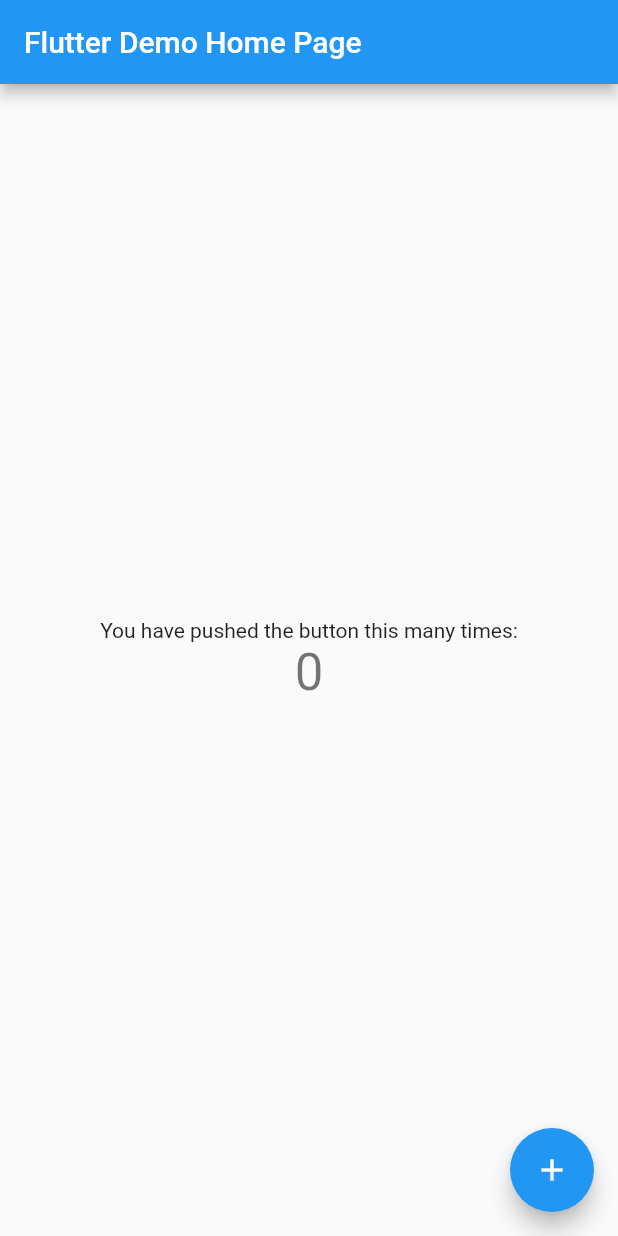
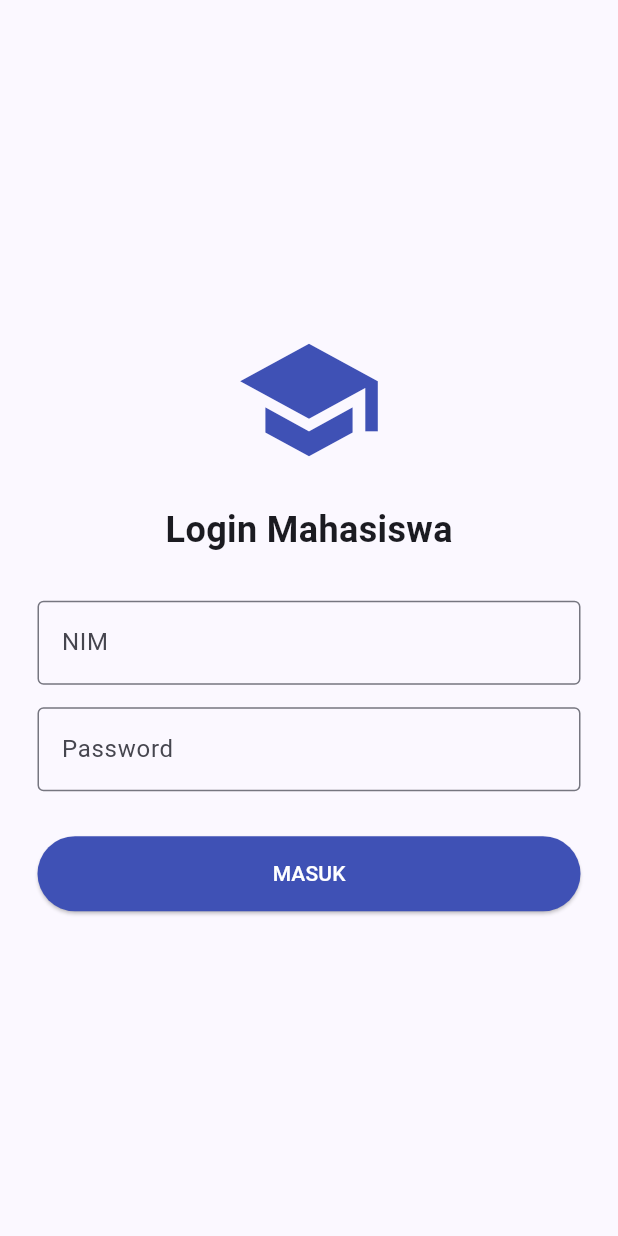
Before and after one commit to nurdindwii/uts-pemprograman-mobile, a Flutter app: the screen it shows after launch, on a phone screen of 412 x 824 dp. Run offline on Flutter 3.47's test engine with Material 2 defaults, Android fonts, the phone set to English and light mode, and no system bars.

Commit message:
Memperbaiki koneksi repo dan widget test

```diff
--- a/lib/main.dart
+++ b/lib/main.dart
@@ -1,115 +1,190 @@
 import 'package:flutter/material.dart';
 
-void main() {
-  runApp(const MyApp());
-}
+void main() => runApp(const AplikasiUTS());
 
-class MyApp extends StatelessWidget {
-  const MyApp({super.key});
+class AplikasiUTS extends StatelessWidget {
+  const AplikasiUTS({super.key});
 
-  // This widget is the root of your application.
   @override
   Widget build(BuildContext context) {
     return MaterialApp(
-      title: 'Flutter Demo',
+      debugShowCheckedModeBanner: false,
+      title: 'Presensi Mahasiswa',
       theme: ThemeData(
-        // This is the theme of your application.
-        //
-        // Try running your application with "flutter run". You'll see the
-        // application has a blue toolbar. Then, without quitting the app, try
-        // changing the primarySwatch below to Colors.green and then invoke
-        // "hot reload" (press "r" in the console where you ran "flutter run",
-        // or simply save your changes to "hot reload" in a Flutter IDE).
-        // Notice that the counter didn't reset back to zero; the application
-        // is not restarted.
-        primarySwatch: Colors.blue,
+        colorScheme: ColorScheme.fromSeed(seedColor: Colors.indigo),
+        useMaterial3: true,
       ),
-      home: const MyHomePage(title: 'Flutter Demo Home Page'),
+      home: const HalamanLogin(),
     );
   }
 }
 
-class MyHomePage extends StatefulWidget {
-  const MyHomePage({super.key, required this.title});
-
-  // This widget is the home page of your application. It is stateful, meaning
-  // that it has a State object (defined below) that contains fields that affect
-  // how it looks.
-
-  // This class is the configuration for the state. It holds the values (in this
-  // case the title) provided by the parent (in this case the App widget) and
-  // used by the build method of the State. Fields in a Widget subclass are
-  // always marked "final".
-
-  final String title;
+// --- HALAMAN LOGIN ---
+class HalamanLogin extends StatefulWidget {
+  const HalamanLogin({super.key});
 
   @override
-  State<MyHomePage> createState() => _MyHomePageState();
+  State<HalamanLogin> createState() => _HalamanLoginState();
 }
 
-class _MyHomePageState extends State<MyHomePage> {
-  int _counter = 0;
+class _HalamanLoginState extends State<HalamanLogin> {
+  final _nimController = TextEditingController();
+  final _passController = TextEditingController();
 
-  void _incrementCounter() {
-    setState(() {
-      // This call to setState tells the Flutter framework that something has
-      // changed in this State, which causes it to rerun the build method below
-      // so that the display can reflect the updated values. If we changed
-      // _counter without calling setState(), then the build method would not be
-      // called again, and so nothing would appear to happen.
-      _counter++;
-    });
+  void _login() {
+    // Logika login sederhana untuk UTS
+    if (_nimController.text.isNotEmpty && _passController.text.isNotEmpty) {
+      Navigator.pushReplacement(
+        context,
+        MaterialPageRoute(builder: (context) => const HalamanPresensi()),
+      );
+    } else {
+      ScaffoldMessenger.of(context).showSnackBar(
+        const SnackBar(content: Text("Harap isi NIM dan Password")),
+      );
+    }
   }
 
   @override
   Widget build(BuildContext context) {
-    // This method is rerun every time setState is called, for instance as done
-    // by the _incrementCounter method above.
-    //
-    // The Flutter framework has been optimized to make rerunning build methods
-    // fast, so that you can just rebuild anything that needs updating rather
-    // than having to individually change instances of widgets.
     return Scaffold(
-      appBar: AppBar(
-        // Here we take the value from the MyHomePage object that was created by
-        // the App.build method, and use it to set our appbar title.
-        title: Text(widget.title),
-      ),
-      body: Center(
-        // Center is a layout widget. It takes a single child and positions it
-        // in the middle of the parent.
+      body: Padding(
+        padding: const EdgeInsets.all(25.0),
         child: Column(
-          // Column is also a layout widget. It takes a list of children and
-          // arranges them vertically. By default, it sizes itself to fit its
-          // children horizontally, and tries to be as tall as its parent.
-          //
-          // Invoke "debug painting" (press "p" in the console, choose the
-          // "Toggle Debug Paint" action from the Flutter Inspector in Android
-          // Studio, or the "Toggle Debug Paint" command in Visual Studio Code)
-          // to see the wireframe for each widget.
-          //
-          // Column has various properties to control how it sizes itself and
-          // how it positions its children. Here we use mainAxisAlignment to
-          // center the children vertically; the main axis here is the vertical
-          // axis because Columns are vertical (the cross axis would be
-          // horizontal).
           mainAxisAlignment: MainAxisAlignment.center,
-          children: <Widget>[
-            const Text(
-              'You have pushed the button this many times:',
+          children: [
+            const Icon(Icons.school, size: 100, color: Colors.indigo),
+            const SizedBox(height: 20),
+            const Text("Login Mahasiswa",
+                style: TextStyle(fontSize: 24, fontWeight: FontWeight.bold)),
+            const SizedBox(height: 30),
+            TextField(
+              controller: _nimController,
+              decoration: const InputDecoration(
+                  labelText: 'NIM', border: OutlineInputBorder()),
             ),
-            Text(
-              '$_counter',
-              style: Theme.of(context).textTheme.headline4,
+            const SizedBox(height: 15),
+            TextField(
+              controller: _passController,
+              obscureText: true,
+              decoration: const InputDecoration(
+                  labelText: 'Password', border: OutlineInputBorder()),
+            ),
+            const SizedBox(height: 30),
+            SizedBox(
+              width: double.infinity,
+              height: 50,
+              child: ElevatedButton(
+                onPressed: _login,
+                style: ElevatedButton.styleFrom(backgroundColor: Colors.indigo),
+                child:
+                    const Text("MASUK", style: TextStyle(color: Colors.white)),
+              ),
             ),
           ],
         ),
       ),
-      floatingActionButton: FloatingActionButton(
-        onPressed: _incrementCounter,
-        tooltip: 'Increment',
-        child: const Icon(Icons.add),
-      ), // This trailing comma makes auto-formatting nicer for build methods.
     );
   }
 }
+
+// --- HALAMAN PRESENSI ---
+class HalamanPresensi extends StatefulWidget {
+  const HalamanPresensi({super.key});
+
+  @override
+  State<HalamanPresensi> createState() => _HalamanPresensiState();
+}
+
+class _HalamanPresensiState extends State<HalamanPresensi> {
+  // Data mahasiswa dengan status awal 'Belum diabsen'
+  final List<Map<String, dynamic>> _mahasiswa = [
+    {"nama": "Nurdin Dwi", "nim": "2024001", "status": "Masuk"},
+    {"nama": "Budi Raharjo", "nim": "2024002", "status": "Masuk"},
+    {"nama": "Siti Aminah", "nim": "2024003", "status": "Masuk"},
+    {"nama": "Andi Wijaya", "nim": "2024004", "status": "Masuk"},
+  ];
+
+  void _ubahStatus(int index, String statusBaru) {
+    setState(() {
+      _mahasiswa[index]['status'] = statusBaru;
+    });
+  }
+
+  Color _getWarna(String status) {
+    switch (status) {
+      case "Masuk":
+        return Colors.green;
+      case "Ijin":
+        return Colors.orange;
+      case "Tidak Masuk":
+        return Colors.red;
+      default:
+        return Colors.grey;
+    }
+  }
+
+  @override
+  Widget build(BuildContext context) {
+    return Scaffold(
+      appBar: AppBar(
+        title: const Text("Daftar Kehadiran"),
+        backgroundColor: Colors.indigo,
+        foregroundColor: Colors.white,
+        actions: [
+          IconButton(
+            icon: const Icon(Icons.logout),
+            onPressed: () => Navigator.pushReplacement(context,
+                MaterialPageRoute(builder: (context) => const HalamanLogin())),
+          )
+        ],
+      ),
+      body: ListView.builder(
+        itemCount: _mahasiswa.length,
+        itemBuilder: (context, index) {
+          return Card(
+            margin: const EdgeInsets.symmetric(horizontal: 15, vertical: 8),
+            child: Padding(
+              padding: const EdgeInsets.all(10.0),
+              child: Column(
+                children: [
+                  ListTile(
+                    leading: CircleAvatar(
+                        backgroundColor:
+                            _getWarna(_mahasiswa[index]['status'])),
+                    title: Text(_mahasiswa[index]['nama'],
+                        style: const TextStyle(fontWeight: FontWeight.bold)),
+                    subtitle: Text(
+                        "NIM: ${_mahasiswa[index]['nim']} | Status: ${_mahasiswa[index]['status']}"),
+                  ),
+                  const Divider(),
+                  Row(
+                    mainAxisAlignment: MainAxisAlignment.spaceEvenly,
+                    children: [
+                      _tombolStatus(index, "Masuk", Colors.green),
+                      _tombolStatus(index, "Ijin", Colors.orange),
+                      _tombolStatus(index, "Tidak Masuk", Colors.red),
+                    ],
+                  )
+                ],
+              ),
+            ),
+          );
+        },
+      ),
+    );
+  }
+
+  Widget _tombolStatus(int index, String label, Color warna) {
+    return ElevatedButton(
+      onPressed: () => _ubahStatus(index, label),
+      style: ElevatedButton.styleFrom(
+        backgroundColor:
+            _mahasiswa[index]['status'] == label ? warna : Colors.grey[200],
+        foregroundColor:
+            _mahasiswa[index]['status'] == label ? Colors.white : Colors.black,
+      ),
+      child: Text(label, style: const TextStyle(fontSize: 12)),
+    );
+  }
+}
```
Also changed, not shown: 1 other file.
